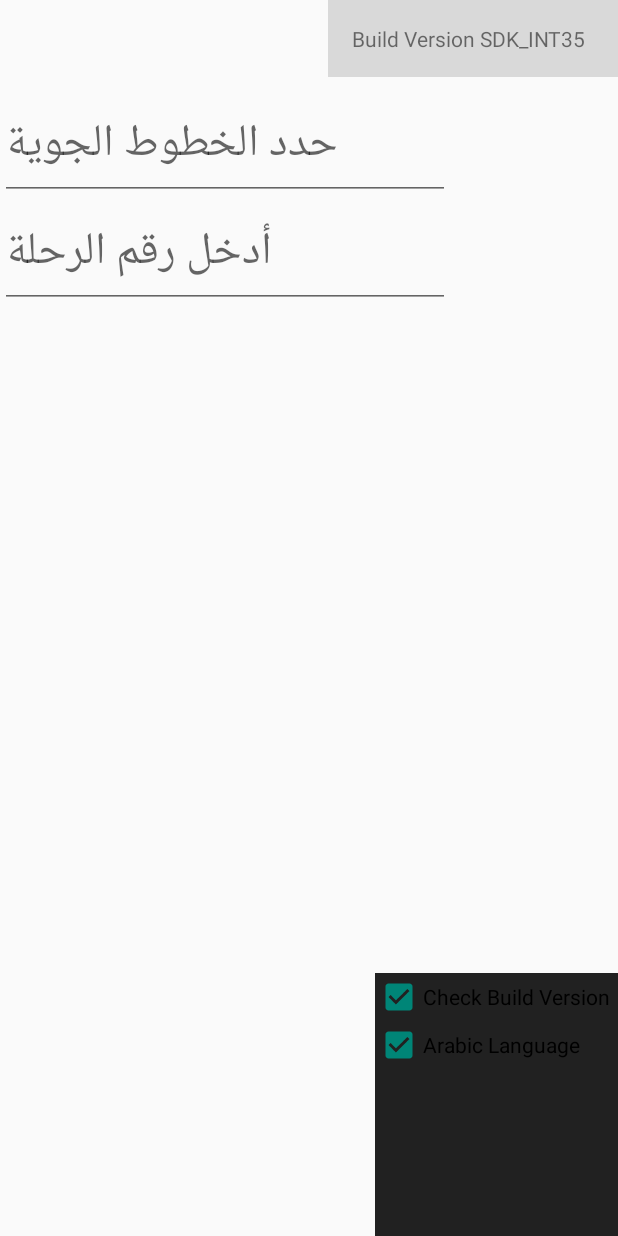
After one commit to raulgs/androidTraining_fonts, an Android app: the fragment ArabicHintFragment placed in its activity, on a phone screen of 412 x 824 dp. The commit adds this screen. Run offline under Robolectric (Android 15) with nearby library versions, the phone set to English and light mode, and no system bars; 6 statements that could not run were skipped.

Commit message:
MiscDemo: arabic hint 3.0

```diff
--- /dev/null
+++ b/MiscDemoProject/MiscDemo/src/main/java/com/demo/miscdemo/hint/ArabicHintFragment.java
@@ -0,0 +1,104 @@
+package com.demo.miscdemo.hint;
+
+import com.demo.miscdemo.ItemDetailFragment;
+import com.demo.miscdemo.R;
+import com.demo.miscdemo.home.HomeFragmentList;
+import com.demo.miscdemo.pojo.FragmentItem;
+import com.demo.miscdemo.widget.EditTextPlus;
+
+import android.os.Build;
+import android.os.Bundle;
+import android.support.v4.app.Fragment;
+import android.view.LayoutInflater;
+import android.view.View;
+import android.view.ViewGroup;
+import android.widget.CheckBox;
+import android.widget.TextView;
+
+/**
+ * Created by raulg on 11/28/13.
+ */
+public class ArabicHintFragment extends Fragment {
+
+    private FragmentItem mItem;
+    private EditTextPlus airlineButton;
+    private EditTextPlus flightNumberEdit;
+
+    String selectAirlineHintArabic = "حدد الخطوط الجوية";
+    String enterFlightHintArabic = "أدخل رقم الرحلة";
+
+    String selectAirlineHintEN = "Select Airline";
+    String enterFlightHintEN = "Enter FLight #";
+    private CheckBox arabicCheckbox;
+    private String mSelectAirlineHint;
+    private String mEnterFlightHint;
+    private CheckBox checkBuildVersion;
+
+    @Override
+    public void onCreate(Bundle savedInstanceState) {
+
+        super.onCreate(savedInstanceState);
+
+        if (getArguments().containsKey(ItemDetailFragment.ARG_ITEM_ID)) {
+            // Load the dummy title specified by the fragment
+            // arguments. In a real-world scenario, use a Loader
+            // to load title from a title provider.
+            mItem = HomeFragmentList.ITEM_MAP.get(getArguments().getString(ItemDetailFragment.ARG_ITEM_ID));
+        }
+    }
+
+    @Override
+    public View onCreateView(LayoutInflater inflater, ViewGroup container,
+                             Bundle savedInstanceState) {
+
+        View rootView = inflater.inflate(R.layout.fragment_hint, container, false);
+
+        // Show the title as text in a TextView.
+        if (mItem != null) {
+            ((TextView) rootView.findViewById(R.id.hint_item_detail)).setText(mItem.title);
+        }
+
+        airlineButton = (EditTextPlus) rootView.findViewById(R.id.hintAirlineButton);
+        flightNumberEdit = (EditTextPlus) rootView.findViewById(R.id.hintFlightNumberEditText);
+        checkBuildVersion = (CheckBox) rootView.findViewById(R.id.hint_checkBuildVersion);
+        arabicCheckbox = (CheckBox) rootView.findViewById(R.id.hint_arabic);
+        TextView versionText = (TextView) rootView.findViewById(R.id.hint_version);
+
+        versionText.setText(versionText.getText().toString() + Build.VERSION.SDK_INT);
+
+        mSelectAirlineHint = selectAirlineHintArabic;
+        mEnterFlightHint = enterFlightHintArabic;
+
+        setHints();
+
+        arabicCheckbox.setOnClickListener(new View.OnClickListener() {
+            @Override
+            public void onClick(View v) {
+
+                if (arabicCheckbox.isChecked()) {
+                    mSelectAirlineHint = selectAirlineHintArabic;
+                    mEnterFlightHint = enterFlightHintArabic;
+                }
+                else {
+                    mSelectAirlineHint = selectAirlineHintEN;
+                    mEnterFlightHint = enterFlightHintEN;
+                }
+                setHints();
+            }
+        });
+
+        return rootView;
+    }
+
+    public void setHints() {
+        if (checkBuildVersion.isChecked()) {
+            if (Build.VERSION.SDK_INT <= Build.VERSION_CODES.HONEYCOMB_MR2) {
+                mSelectAirlineHint = "\u0020" + mSelectAirlineHint;
+                mEnterFlightHint = "\u0020" + mEnterFlightHint;
+            }
+        }
+        airlineButton.setHint(mSelectAirlineHint);
+        flightNumberEdit.setHint(mEnterFlightHint);
+    }
+
+}
--- /dev/null
+++ b/MiscDemoProject/MiscDemo/src/main/java/com/demo/miscdemo/widget/EditTextPlus.java
@@ -0,0 +1,55 @@
+package com.demo.miscdemo.widget;
+
+
+import com.demo.miscdemo.R;
+
+import android.content.Context;
+import android.content.res.TypedArray;
+import android.graphics.Typeface;
+import android.util.AttributeSet;
+import android.widget.EditText;
+
+public class EditTextPlus extends EditText {
+
+    private static final String TAG = "EditTextPlus";
+
+    public EditTextPlus(Context context) {
+
+        super(context);
+    }
+
+    public EditTextPlus(Context context, AttributeSet attrs) {
+
+        super(context, attrs);
+        setCustomFont(context, attrs);
+    }
+
+    public EditTextPlus(Context context, AttributeSet attrs, int defStyle) {
+
+        super(context, attrs, defStyle);
+        setCustomFont(context, attrs);
+    }
+
+    private void setCustomFont(Context ctx, AttributeSet attrs) {
+
+        TypedArray a = ctx.obtainStyledAttributes(attrs, R.styleable.com_demo_miscdemo_widget_TextViewPlus);
+        String customFont = a.getString(R.styleable.com_demo_miscdemo_widget_TextViewPlus_customFont);
+        setCustomFont(ctx, customFont);
+        a.recycle();
+    }
+
+    public boolean setCustomFont(Context ctx, String asset) {
+
+        Typeface tf = null;
+        try {
+            tf = Typeface.createFromAsset(ctx.getAssets(), asset);
+        }
+        catch (Exception e) {
+            return false;
+        }
+
+        setTypeface(tf);
+        return true;
+    }
+
+}
--- /dev/null
+++ b/MiscDemoProject/MiscDemo/src/main/res/layout/fragment_hint.xml
@@ -0,0 +1,101 @@
+<?xml version="1.0" encoding="utf-8"?>
+
+<RelativeLayout xmlns:android="http://schemas.android.com/apk/res/android"
+                xmlns:custom="http://schemas.android.com/apk/res-auto"
+                android:orientation="vertical"
+                android:layout_width="match_parent"
+                android:layout_height="match_parent">
+
+    <LinearLayout
+        android:orientation="vertical"
+        android:layout_width="match_parent"
+        android:layout_height="match_parent">
+
+        <TextView
+            android:id="@+id/hint_item_detail"
+            style="?android:attr/textAppearanceLarge"
+            android:layout_width="match_parent"
+            android:layout_height="wrap_content"
+            android:padding="16dp"
+            android:textIsSelectable="true"
+            />
+
+        <com.demo.miscdemo.widget.EditTextPlus
+            android:id="@+id/hintAirlineButton"
+            android:layout_width="300dp"
+            android:layout_height="wrap_content"
+            android:gravity="left"
+            android:singleLine="true"
+
+            android:hint="Select Airline"
+            android:textSize="30sp"
+            custom:customFont="minion.otf"/>
+
+        <com.demo.miscdemo.widget.EditTextPlus
+            android:id="@+id/hintFlightNumberEditText"
+            android:layout_width="300dp"
+            android:layout_height="wrap_content"
+            android:gravity="left"
+            android:singleLine="true"
+
+            android:hint="Enter Flight #"
+            android:textSize="30sp"
+            custom:customFont="minion.otf"/>
+
+    </LinearLayout>
+
+    <ScrollView
+        android:layout_width="wrap_content"
+        android:layout_height="175dp"
+        android:background="#D000"
+        android:layout_alignParentBottom="true"
+        android:layout_alignParentRight="true">
+
+        <LinearLayout
+            android:layout_width="wrap_content"
+            android:layout_height="wrap_content"
+            android:paddingRight="5dp"
+            android:orientation="vertical">
+
+            <CheckBox
+                android:id="@+id/hint_checkBuildVersion"
+                android:layout_width="wrap_content"
+                android:layout_height="wrap_content"
+                android:layout_weight="1"
+                android:checked="true"
+                android:text="Check Build Version"/>
+
+            <CheckBox
+                android:id="@+id/hint_arabic"
+                android:layout_width="wrap_content"
+                android:layout_height="wrap_content"
+                android:layout_weight="1"
+                android:checked="true"
+                android:text="Arabic Language"/>
+
+        </LinearLayout>
+    </ScrollView>
+
+    <LinearLayout
+        android:layout_width="wrap_content"
+        android:layout_height="wrap_content"
+        android:background="#2000"
+        android:layout_alignParentTop="true"
+        android:layout_alignParentRight="true"
+        android:paddingRight="5dp"
+        android:orientation="vertical">
+
+        <TextView
+            android:id="@+id/hint_version"
+            style="?android:attr/textAppearanceSmall"
+            android:layout_width="wrap_content"
+            android:layout_height="wrap_content"
+            android:padding="16dp"
+            android:textIsSelectable="true"
+            android:text="Build Version SDK_INT"
+            />
+
+    </LinearLayout>
+
+
+</RelativeLayout>
--- /dev/null
+++ b/MiscDemoProject/MiscDemo/src/main/res/values/attrs.xml
@@ -0,0 +1,6 @@
+<?xml version="1.0" encoding="utf-8"?>
+<resources>
+    <declare-styleable name="com.demo.miscdemo.widget.TextViewPlus">
+        <attr name="customFont" format="string"/>
+    </declare-styleable>
+</resources>
```
Also changed, not shown: MiscDemoProject/MiscDemo/src/main/java/com/demo/miscdemo/ItemDetailActivity.java (+7 -3 lines), MiscDemoProject/MiscDemo/src/main/java/com/demo/miscdemo/ItemDetailFragment.java (+10 -8 lines), MiscDemoProject/MiscDemo/src/main/java/com/demo/miscdemo/ItemListActivity.java (+7 -4 lines), MiscDemoProject/MiscDemo/src/main/java/com/demo/miscdemo/ItemListFragment.java (+7 -6 lines), MiscDemoProject/MiscDemo/src/main/java/com/demo/miscdemo/dummy/DummyContent.java (deleted, +0 -55 lines), MiscDemoProject/MiscDemo/src/main/java/com/demo/miscdemo/home/HomeFragmentList.java (added, +36 -0 lines), MiscDemoProject/MiscDemo/src/main/java/com/demo/miscdemo/pojo/FragmentItem.java (added, +25 -0 lines), MiscDemoProject/MiscDemo/src/main/assets/minion.otf (added), 1 other file.
